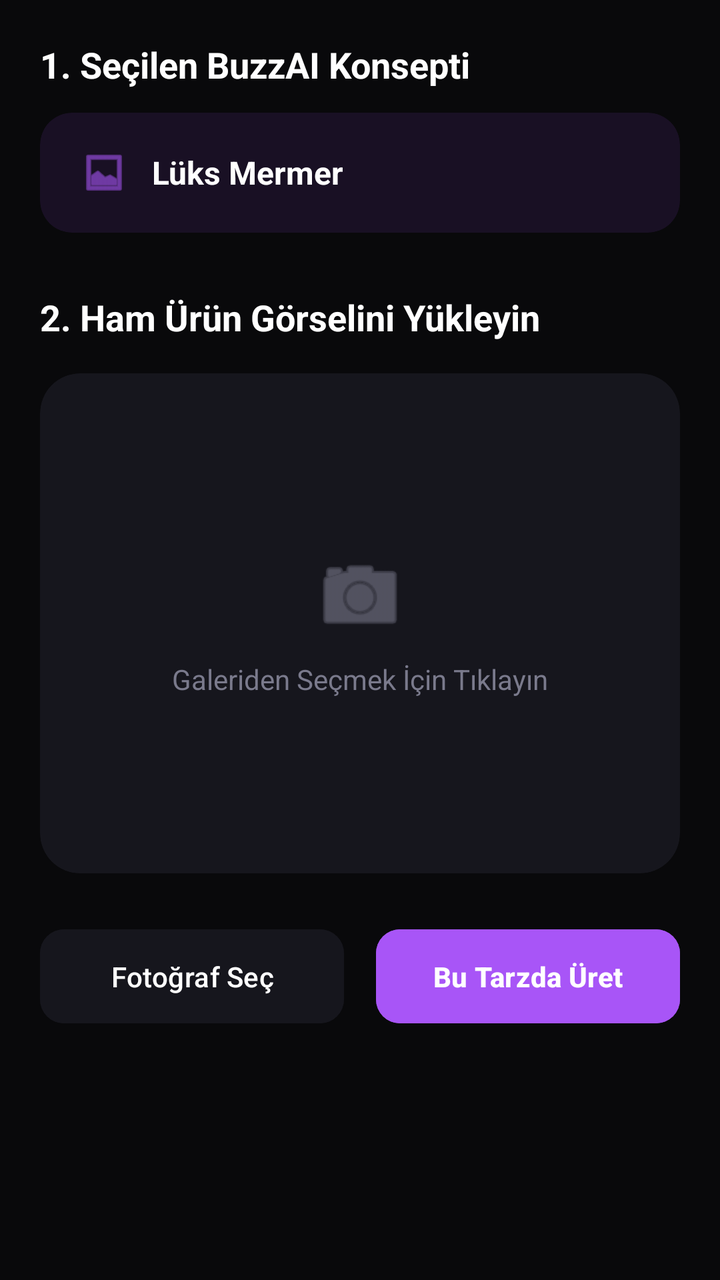
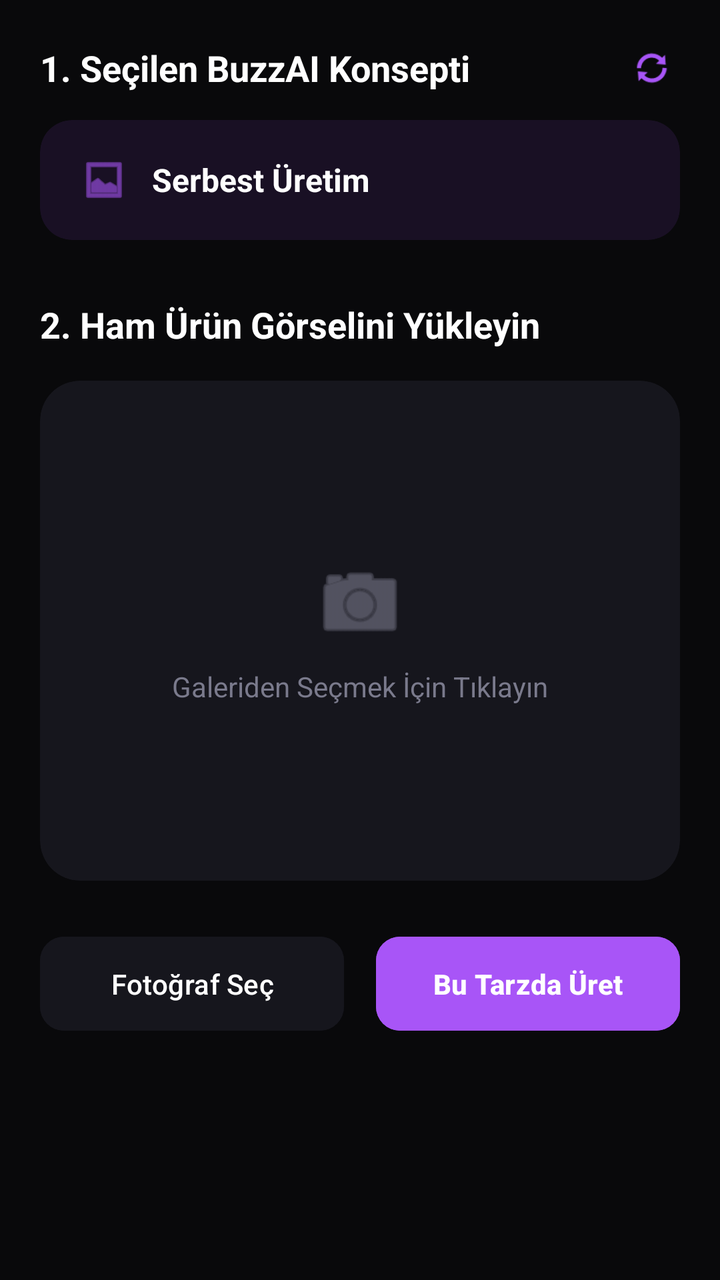

An Android layout rendered at two revisions. The XML below is the earlier revision; the diff shows what the commit changed to produce the second picture.
<!-- AndroidManifest.xml: application theme Theme.BuzzAI -->
<!-- res/layout/fragment_studio.xml -->
<?xml version="1.0" encoding="utf-8"?>
<FrameLayout xmlns:android="http://schemas.android.com/apk/res/android"
    xmlns:app="http://schemas.android.com/apk/res-auto"
    android:layout_width="match_parent"
    android:layout_height="match_parent"
    android:background="#09090B"
    android:padding="20dp">

    <ScrollView
        android:layout_width="match_parent"
        android:layout_height="match_parent"
        android:scrollbars="none">

        <LinearLayout
            android:layout_width="match_parent"
            android:layout_height="wrap_content"
            android:orientation="vertical">

            <TextView
                android:layout_width="wrap_content"
                android:layout_height="wrap_content"
                android:layout_marginBottom="12dp"
                android:text="1. Seçilen BuzzAI Konsepti"
                android:textColor="#FFFFFF"
                android:textSize="18sp"
                android:textStyle="bold" />

            <androidx.cardview.widget.CardView
                android:id="@+id/cardActiveStyle"
                android:layout_width="match_parent"
                android:layout_height="60dp"
                android:layout_marginBottom="30dp"
                app:cardBackgroundColor="#1AA855F7"
                app:cardCornerRadius="16dp"
                app:cardElevation="0dp">

                <RelativeLayout
                    android:layout_width="match_parent"
                    android:layout_height="match_parent"
                    android:paddingHorizontal="20dp">
                    <ImageView
                        android:id="@+id/ivActiveStyleIcon"
                        android:layout_width="24dp"
                        android:layout_height="24dp"
                        android:layout_centerVertical="true"
                        android:src="@android:drawable/ic_menu_gallery"
                        app:tint="#A855F7" />
                    <TextView
                        android:id="@+id/tvActiveStyleName"
                        android:layout_width="wrap_content"
                        android:layout_height="wrap_content"
                        android:layout_centerVertical="true"
                        android:layout_marginStart="12dp"
                        android:layout_toEndOf="@id/ivActiveStyleIcon"
                        android:text="Lüks Mermer"
                        android:textColor="#FFFFFF"
                        android:textSize="16sp"
                        android:textStyle="bold" />
                </RelativeLayout>
            </androidx.cardview.widget.CardView>


            <TextView
                android:layout_width="wrap_content"
                android:layout_height="wrap_content"
                android:layout_marginBottom="16dp"
                android:text="2. Ham Ürün Görselini Yükleyin"
                android:textColor="#FFFFFF"
                android:textSize="18sp"
                android:textStyle="bold" />

            <androidx.cardview.widget.CardView
                android:layout_width="match_parent"
                android:layout_height="250dp"
                android:layout_marginBottom="24dp"
                app:cardBackgroundColor="#16161D"
                app:cardCornerRadius="20dp"
                app:cardElevation="0dp">

                <ImageView
                    android:id="@+id/imageView"
                    android:layout_width="match_parent"
                    android:layout_height="match_parent"
                    android:scaleType="centerCrop"
                    android:src="@android:color/transparent" />

                <LinearLayout
                    android:layout_width="wrap_content"
                    android:layout_height="wrap_content"
                    android:layout_gravity="center"
                    android:gravity="center"
                    android:orientation="vertical">
                    <ImageView
                        android:layout_width="48dp"
                        android:layout_height="48dp"
                        android:layout_marginBottom="8dp"
                        android:src="@android:drawable/ic_menu_camera"
                        app:tint="#7A7A8C" />
                    <TextView
                        android:layout_width="wrap_content"
                        android:layout_height="wrap_content"
                        android:text="Galeriden Seçmek İçin Tıklayın"
                        android:textColor="#7A7A8C"
                        android:textSize="14sp" />
                </LinearLayout>
            </androidx.cardview.widget.CardView>

            <LinearLayout
                android:layout_width="match_parent"
                android:layout_height="wrap_content"
                android:orientation="horizontal"
                android:weightSum="2">
                <Button
                    android:id="@+id/pickImageButton"
                    android:layout_width="0dp"
                    android:layout_height="55dp"
                    android:layout_marginEnd="8dp"
                    android:layout_weight="1"
                    android:backgroundTint="#16161D"
                    android:text="Fotoğraf Seç"
                    android:textAllCaps="false"
                    android:textColor="#FFFFFF"
                    app:cornerRadius="12dp" />
                <Button
                    android:id="@+id/sendImageButton"
                    android:layout_width="0dp"
                    android:layout_height="55dp"
                    android:layout_marginStart="8dp"
                    android:layout_weight="1"
                    android:backgroundTint="#A855F7"
                    android:text="Bu Tarzda Üret"
                    android:textAllCaps="false"
                    android:textColor="#FFFFFF"
                    android:textStyle="bold"
                    app:cornerRadius="12dp" />
            </LinearLayout>

            <LinearLayout
                android:id="@+id/layoutResult"
                android:layout_width="match_parent"
                android:layout_height="wrap_content"
                android:layout_marginTop="30dp"
                android:orientation="vertical"
                android:visibility="gone">

                <TextView
                    android:layout_width="wrap_content"
                    android:layout_height="wrap_content"
                    android:layout_marginBottom="12dp"
                    android:text="3. AI Şaheseriniz (Büyütmek için Tıkla)"
                    android:textColor="#A855F7"
                    android:textSize="16sp"
                    android:textStyle="bold" />

                <androidx.cardview.widget.CardView
                    android:id="@+id/cardResult"
                    android:layout_width="match_parent"
                    android:layout_height="300dp"
                    android:clickable="true"
                    android:focusable="true"
                    app:cardBackgroundColor="#16161D"
                    app:cardCornerRadius="20dp"
                    app:cardElevation="0dp">

                    <ImageView
                        android:id="@+id/ivResult"
                        android:layout_width="match_parent"
                        android:layout_height="match_parent"
                        android:scaleType="centerCrop" />
                </androidx.cardview.widget.CardView>
            </LinearLayout>

            <View
                android:layout_width="match_parent"
                android:layout_height="90dp" />

        </LinearLayout>
    </ScrollView>

    <ProgressBar
        android:id="@+id/progressIndicator"
        android:layout_width="72dp"
        android:layout_height="72dp"
        android:layout_gravity="center"
        android:visibility="gone"
        android:indeterminateTint="#A855F7" />

</FrameLayout>
<!-- resources referenced by this layout -->
<resources>
  <style name="Theme.BuzzAI" parent="Base.Theme.BuzzAI" />
  <style name="Base.Theme.BuzzAI" parent="Theme.Material3.DayNight.NoActionBar">
          
          
      </style>
</resources>

<!-- the commit's change to res/layout/fragment_studio.xml (unified diff, before → after) -->
@@ -16,14 +16,33 @@
             android:layout_height="wrap_content"
             android:orientation="vertical">
 
-            <TextView
-                android:layout_width="wrap_content"
-                android:layout_height="wrap_content"
-                android:layout_marginBottom="12dp"
-                android:text="1. Seçilen BuzzAI Konsepti"
-                android:textColor="#FFFFFF"
-                android:textSize="18sp"
-                android:textStyle="bold" />
+            <RelativeLayout
+                android:layout_width="match_parent"
+                android:layout_height="wrap_content"
+                android:layout_marginBottom="12dp">
+
+                <TextView
+                    android:layout_width="wrap_content"
+                    android:layout_height="wrap_content"
+                    android:layout_centerVertical="true"
+                    android:text="1. Seçilen BuzzAI Konsepti"
+                    android:textColor="#FFFFFF"
+                    android:textSize="18sp"
+                    android:textStyle="bold" />
+
+                <ImageView
+                    android:id="@+id/btnRefreshConcept"
+                    android:layout_width="28dp"
+                    android:layout_height="28dp"
+                    android:layout_alignParentEnd="true"
+                    android:layout_centerVertical="true"
+                    android:background="?attr/selectableItemBackgroundBorderless"
+                    android:clickable="true"
+                    android:focusable="true"
+                    android:padding="4dp"
+                    android:src="@android:drawable/ic_popup_sync"
+                    app:tint="#A855F7" />
+            </RelativeLayout>
 
             <androidx.cardview.widget.CardView
                 android:id="@+id/cardActiveStyle"
@@ -52,7 +71,7 @@
                         android:layout_centerVertical="true"
                         android:layout_marginStart="12dp"
                         android:layout_toEndOf="@id/ivActiveStyleIcon"
-                        android:text="Lüks Mermer"
+                        android:text="Serbest Üretim"
                         android:textColor="#FFFFFF"
                         android:textSize="16sp"
                         android:textStyle="bold" />
